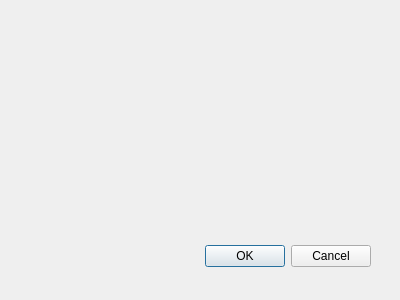
First picture: the form in carto54_dialog_base.ui, repository infogeo54/CartoGIS54-config, before the edit.
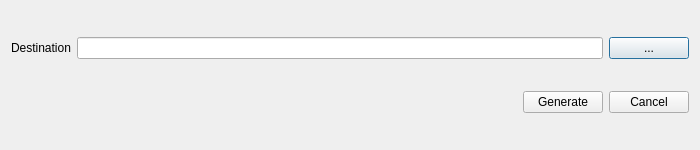
Second picture: the form after the edit.

Commit message: UI - Creating the plugin's dialog - Destination : a text input to specify the config file destination (file explorer in the future) - Generate button : once clicked, it retrieve layers' data and generate an app.conf.json output file inside the destination folder - Cancel button : close the dialog

```diff
--- a/carto54_dialog_base.ui
+++ b/carto54_dialog_base.ui
@@ -1,33 +1,108 @@
 <ui version="4.0" >
  <class>Carto54DialogBase</class>
- <widget class="QDialog" name="Carto54DialogBase" >
-  <property name="geometry" >
+ <widget class="QDialog" name="Carto54DialogBase">
+  <property name="geometry">
    <rect>
     <x>0</x>
     <y>0</y>
-    <width>400</width>
-    <height>300</height>
+    <width>700</width>
+    <height>150</height>
    </rect>
   </property>
-  <property name="windowTitle" >
-   <string>Carto54</string>
+  <property name="minimumSize">
+   <size>
+    <width>400</width>
+    <height>150</height>
+   </size>
   </property>
-  <widget class="QDialogButtonBox" name="button_box" >
-   <property name="geometry" >
-    <rect>
-     <x>30</x>
-     <y>240</y>
-     <width>341</width>
-     <height>32</height>
-    </rect>
-   </property>
-   <property name="orientation" >
-    <enum>Qt::Horizontal</enum>
-   </property>
-   <property name="standardButtons" >
-    <set>QDialogButtonBox::Cancel|QDialogButtonBox::Ok</set>
-   </property>
-  </widget>
+  <property name="maximumSize">
+   <size>
+    <width>1000</width>
+    <height>600</height>
+   </size>
+  </property>
+  <property name="baseSize">
+   <size>
+    <width>650</width>
+    <height>250</height>
+   </size>
+  </property>
+  <property name="windowTitle">
+   <string>Carto54 - Configuration tool</string>
+  </property>
+  <property name="autoFillBackground">
+   <bool>false</bool>
+  </property>
+  <layout class="QVBoxLayout" name="verticalLayout">
+   <item>
+    <layout class="QHBoxLayout" name="horizontalLayout_3">
+     <item>
+      <widget class="QLabel" name="lbl_dest">
+       <property name="text">
+        <string>Destination</string>
+       </property>
+      </widget>
+     </item>
+     <item>
+      <widget class="QLineEdit" name="ipt_dest"/>
+     </item>
+     <item>
+      <widget class="QPushButton" name="btn_dest">
+       <property name="cursor">
+        <cursorShape>PointingHandCursor</cursorShape>
+       </property>
+       <property name="layoutDirection">
+        <enum>Qt::LeftToRight</enum>
+       </property>
+       <property name="text">
+        <string>...</string>
+       </property>
+      </widget>
+     </item>
+    </layout>
+   </item>
+   <item>
+    <layout class="QHBoxLayout" name="horizontalLayout">
+     <item>
+      <spacer name="horizontalSpacer">
+       <property name="orientation">
+        <enum>Qt::Horizontal</enum>
+       </property>
+       <property name="sizeHint" stdset="0">
+        <size>
+         <width>40</width>
+         <height>20</height>
+        </size>
+       </property>
+      </spacer>
+     </item>
+     <item>
+      <layout class="QHBoxLayout" name="horizontalLayout_2">
+       <item>
+        <widget class="QPushButton" name="btn_generate">
+         <property name="cursor">
+          <cursorShape>PointingHandCursor</cursorShape>
+         </property>
+         <property name="text">
+          <string>Generate</string>
+         </property>
+        </widget>
+       </item>
+       <item>
+        <widget class="QPushButton" name="btn_cancel">
+         <property name="cursor">
+          <cursorShape>PointingHandCursor</cursorShape>
+         </property>
+         <property name="text">
+          <string>Cancel</string>
+         </property>
+        </widget>
+       </item>
+      </layout>
+     </item>
+    </layout>
+   </item>
+  </layout>
  </widget>
  <resources/>
  <connections>
```
Left out of the diff: 38 changed lines with no effect on the pictures.
